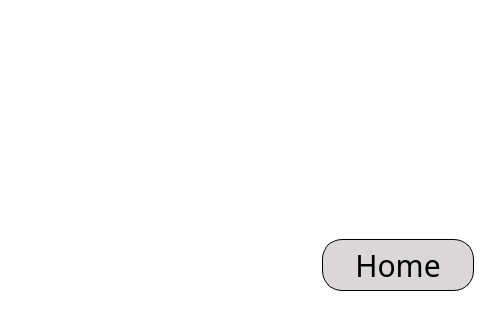
This is OS_Lab9_Server/mainwindow.ui in Bohdan2113/OS_Lab9_Server as Qt 5 draws it before an edit; both pictures show x 297 to 800 and y 346 to 666 of the 800 by 666 pixel window. The edited form follows.
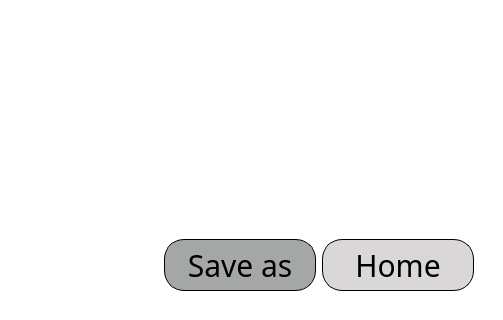
This is the edited form. The open tabs and pages were chosen to show the change. Icons and pictures are not drawn.

Diff of the .ui file:
```diff
--- a/OS_Lab9_Server/mainwindow.ui
+++ b/OS_Lab9_Server/mainwindow.ui
@@ -1576,6 +1576,57 @@
             </property>
            </spacer>
           </item>
+          <item>
+           <widget class="QPushButton" name="saveAsButton">
+            <property name="sizePolicy">
+             <sizepolicy hsizetype="Fixed" vsizetype="Fixed">
+              <horstretch>0</horstretch>
+              <verstretch>0</verstretch>
+             </sizepolicy>
+            </property>
+            <property name="minimumSize">
+             <size>
+              <width>150</width>
+              <height>0</height>
+             </size>
+            </property>
+            <property name="font">
+             <font>
+              <family>Julius Sans One</family>
+              <pointsize>-1</pointsize>
+             </font>
+            </property>
+            <property name="cursor">
+             <cursorShape>PointingHandCursor</cursorShape>
+            </property>
+            <property name="styleSheet">
+             <string notr="true">QPushButton {
+    width: 150px;                      /* Ширина кнопки */
+    height: 50px;                      /* Висота кнопки */
+    border: 1px solid black;           /* Обводка чорним кольором */
+    border-radius: 20px;               /* Скруглення країв */
+    font-family: 'Julius Sans One', sans-serif; /* Шрифт */
+    font-size: 30px;                   /* Розмір шрифту */
+	background: transparent;
+	background-color: rgb(165, 166, 166);
+}
+
+QPushButton:pressed {
+    width: 150px;                      /* Ширина кнопки */
+    height: 50px;                      /* Висота кнопки */
+    background-color:#EBEBEB  ;         /* Колір фону */
+    border: 2px solid white;           /* Обводка чорним кольором */
+    border-radius: 20px;               /* Скруглення країв */
+    font-family: 'Julius Sans One', sans-serif; /* Шрифт */
+    font-size: 30px;       
+}
+</string>
+            </property>
+            <property name="text">
+             <string>Save as</string>
+            </property>
+           </widget>
+          </item>
           <item>
            <widget class="QPushButton" name="homeButton">
             <property name="sizePolicy">
```
Left out of the diff: 2 changed lines with no effect on the pictures.
